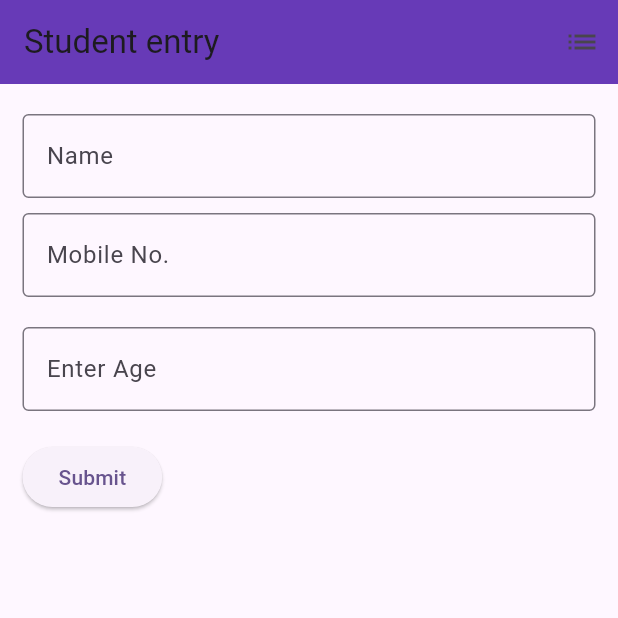
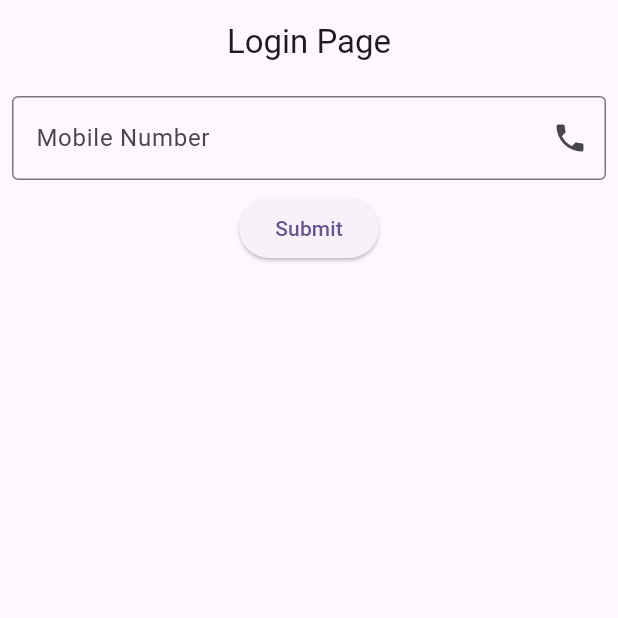
Before and after one commit to Vikrammodi18/Student_Form, a Flutter app: the screen it shows after launch, on a phone screen of 412 x 824 dp, the top half of it. Run offline on Flutter 3.47's test engine with Material 3 defaults, Android fonts, the phone set to English and light mode, and no system bars; our stand-ins replace cloud_firestore, firebase_core, flutter_riverpod; accounts and stored records are empty.

Commit message:
some changes

```diff
--- a/lib/main.dart
+++ b/lib/main.dart
@@ -1,5 +1,6 @@
 import 'package:flutter/material.dart';
 import 'package:flutter_riverpod/flutter_riverpod.dart';
+import 'package:student_entry_app/screen/login_screen.dart';
 import 'package:student_entry_app/screen/student_form.dart';
 import 'package:firebase_core/firebase_core.dart';
 import 'package:student_entry_app/screen/student_list.dart';
@@ -23,7 +24,7 @@ class MyApp extends StatelessWidget {
       ),
       initialRoute: "/",
       routes: {
-        "/": (context) => StudentForm(),
+        "/": (context) => LoginScreen(),
         '/studentList': (context) => StudentList(),
       },
     );
--- /dev/null
+++ b/lib/screen/login_screen.dart
@@ -0,0 +1,37 @@
+import 'package:flutter/material.dart';
+
+class LoginScreen extends StatefulWidget {
+  const LoginScreen({super.key});
+
+  @override
+  State<LoginScreen> createState() => _LoginScreenState();
+}
+
+class _LoginScreenState extends State<LoginScreen> {
+  TextEditingController phoneController = TextEditingController();
+  @override
+  Widget build(BuildContext context) {
+    return Scaffold(
+      appBar: AppBar(title: Text("Login Page"), centerTitle: true),
+      body: Column(
+        children: [
+          Padding(
+
+            padding: const EdgeInsets.all(8.0),
+            child: TextField(
+              controller: phoneController,
+              keyboardType: TextInputType.number,
+              decoration: InputDecoration(
+                hintText: "+91 XXXXXXXXXX",
+                labelText: "Mobile Number",
+                border: OutlineInputBorder(),
+                suffixIcon: Icon(Icons.phone),
+              ),
+            ),
+          ),
+          ElevatedButton(onPressed: () {}, child: Text('Submit')),
+        ],
+      ),
+    );
+  }
+}
--- a/pubspec.yaml
+++ b/pubspec.yaml
@@ -39,6 +39,8 @@ dependencies:
   firebase_core: ^4.0.0
   flutter_riverpod: ^2.6.1
   firebase_auth: ^6.0.0
+  pinput: ^5.0.1
+  get: ^4.7.2
 
 dev_dependencies:
   flutter_test:
```
Also changed, not shown: lib/auth/auth_repository.dart (added, +21 -0 lines), pubspec.lock.
